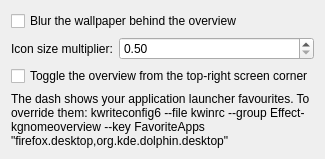
Old version of the form package/contents/ui/config.ui in the repository Adroited-LLC/kgnome-overview.
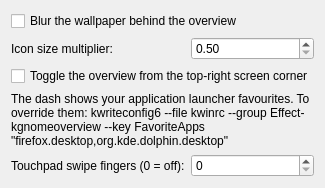
New version of the form.

Commit message: Config UI: gesture finger count

```diff
--- a/package/contents/ui/config.ui
+++ b/package/contents/ui/config.ui
@@ -38,6 +38,23 @@
      </property>
     </widget>
    </item>
+   <item row="4" column="0">
+    <widget class="QLabel" name="gestureLabel">
+     <property name="text">
+      <string>Touchpad swipe fingers (0 = off):</string>
+     </property>
+    </widget>
+   </item>
+   <item row="4" column="1">
+    <widget class="QSpinBox" name="kcfg_GestureFingers">
+     <property name="minimum">
+      <number>0</number>
+     </property>
+     <property name="maximum">
+      <number>5</number>
+     </property>
+    </widget>
+   </item>
    <item row="3" column="0" colspan="2">
     <widget class="QLabel" name="labelFavorites">
      <property name="wordWrap">
```
